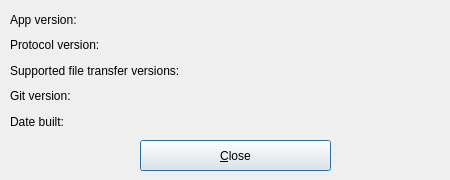
This is src/gui/form_about.ui in nonlin-lin-chaos-order-etc-etal/i2pchat as Qt 5 draws it before an edit. The edited form follows.
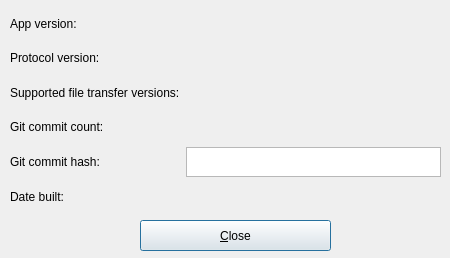
This is the edited form. Icons and pictures are not drawn.

Commit message: tweaked the about box - special fields for git commit count and git hash

The edit to the form file:
```diff
--- a/src/gui/form_about.ui
+++ b/src/gui/form_about.ui
@@ -10,7 +10,7 @@
     <x>0</x>
     <y>0</y>
     <width>450</width>
-    <height>180</height>
+    <height>258</height>
    </rect>
   </property>
   <property name="sizePolicy">
@@ -22,7 +22,7 @@
   <property name="minimumSize">
    <size>
     <width>450</width>
-    <height>180</height>
+    <height>190</height>
    </size>
   </property>
   <property name="maximumSize">
@@ -56,12 +56,12 @@
      <x>10</x>
      <y>10</y>
      <width>431</width>
-     <height>161</height>
+     <height>201</height>
     </rect>
    </property>
    <layout class="QGridLayout" name="gridLayout">
     <property name="sizeConstraint">
-     <enum>QLayout::SetDefaultConstraint</enum>
+     <enum>QLayout::SetMinAndMaxSize</enum>
     </property>
     <property name="spacing">
      <number>0</number>
@@ -69,7 +69,7 @@
     <item row="0" column="0">
      <widget class="QWidget" name="widget" native="true">
       <property name="sizePolicy">
-       <sizepolicy hsizetype="MinimumExpanding" vsizetype="MinimumExpanding">
+       <sizepolicy hsizetype="Expanding" vsizetype="Expanding">
         <horstretch>0</horstretch>
         <verstretch>0</verstretch>
        </sizepolicy>
@@ -80,10 +80,13 @@
          <x>0</x>
          <y>0</y>
          <width>431</width>
-         <height>121</height>
+         <height>201</height>
         </rect>
        </property>
        <layout class="QGridLayout" name="gridLayout_2">
+        <property name="sizeConstraint">
+         <enum>QLayout::SetMaximumSize</enum>
+        </property>
         <item row="0" column="0">
          <widget class="QLabel" name="label">
           <property name="text">
@@ -119,6 +122,20 @@
           </property>
          </widget>
         </item>
+        <item row="3" column="1">
+         <widget class="QLabel" name="labelGitCommitCount">
+          <property name="text">
+           <string>&lt;git c c&gt;</string>
+          </property>
+         </widget>
+        </item>
+        <item row="3" column="0">
+         <widget class="QLabel" name="label_5">
+          <property name="text">
+           <string>Git commit count:</string>
+          </property>
+         </widget>
+        </item>
         <item row="2" column="1">
          <widget class="QLabel" name="label_supportedVersion">
           <property name="text">
@@ -129,29 +146,52 @@
         <item row="3" column="0">
          <widget class="QLabel" name="label_5">
           <property name="text">
-           <string>Git version:</string>
+           <string>&lt;protocol version&gt;</string>
           </property>
          </widget>
         </item>
-        <item row="3" column="1">
-         <widget class="QLabel" name="label_git">
+        <item row="5" column="1">
+         <widget class="QLabel" name="label_dateCompile">
           <property name="text">
-           <string>&lt;git version&gt;</string>
+           <string>&lt;date built&gt;</string>
           </property>
          </widget>
         </item>
         <item row="4" column="0">
          <widget class="QLabel" name="label_7">
           <property name="text">
+           <string>Git commit hash:</string>
+          </property>
+         </widget>
+        </item>
+        <item row="5" column="0">
+         <widget class="QLabel" name="label_3">
+          <property name="text">
            <string>Date built:</string>
           </property>
          </widget>
         </item>
         <item row="4" column="1">
-         <widget class="QLabel" name="label_dateCompile">
-          <property name="text">
-           <string>&lt;date built&gt;</string>
+         <widget class="QTextBrowser" name="gitCommitHashTextBrowser">
+          <property name="maximumSize">
+           <size>
+            <width>16777215</width>
+            <height>30</height>
+           </size>
           </property>
+          <property name="inputMethodHints">
+           <set>Qt::ImhNone</set>
+          </property>
+          <property name="sizeAdjustPolicy">
+           <enum>QAbstractScrollArea::AdjustToContents</enum>
+          </property>
+          <property name="acceptRichText">
+           <bool>false</bool>
+          </property>
+         </widget>
+        </item>
+       </layout>
+      </widget>
          </widget>
         </item>
        </layout>
@@ -159,8 +199,8 @@
       <widget class="QPushButton" name="cmd_close">
        <property name="geometry">
         <rect>
-         <x>130</x>
-         <y>130</y>
+     <x>140</x>
+     <y>220</y>
          <width>191</width>
          <height>31</height>
         </rect>
@@ -174,10 +214,6 @@
        <property name="text">
         <string>&amp;Close</string>
        </property>
-      </widget>
-     </widget>
-    </item>
-   </layout>
   </widget>
  </widget>
  <resources>
```
Left out of the diff: 11 changed lines with no effect on the pictures. Lines whose indentation alone changed are shown as unchanged. The commit also changes 4 other files.
